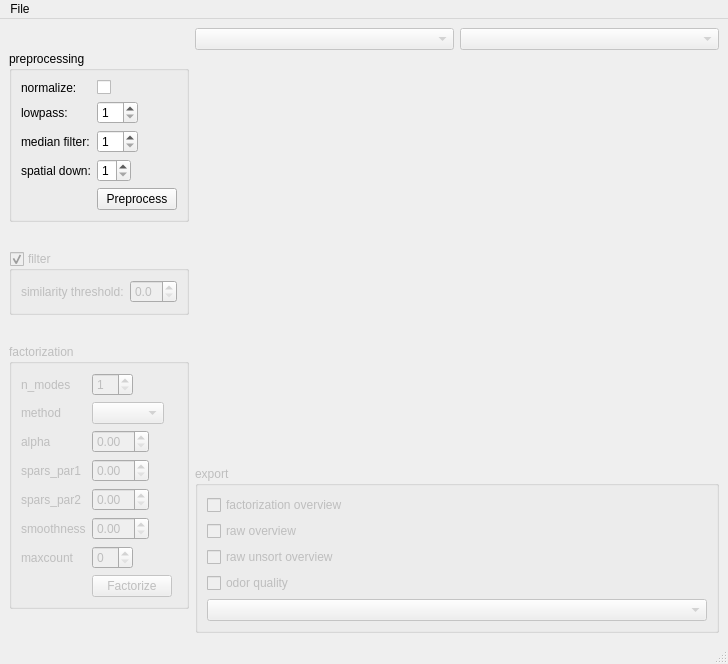
Before: the Qt Designer form main_gui/main_window.ui in dedan/DrosCalciumAnalyse, drawn with Qt 5.
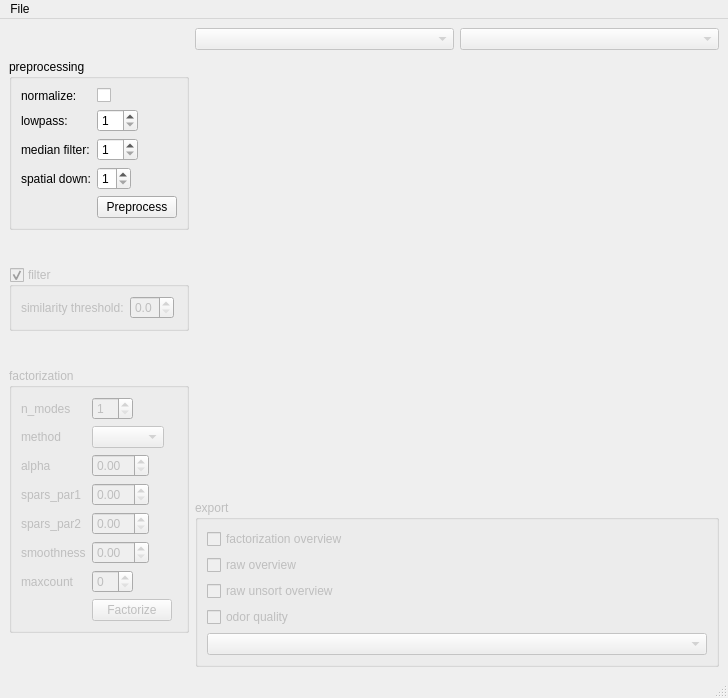
After: the same form once the commit is applied. Custom widgets are drawn as their Qt base class.

Commit message:
always recalculate the similarity filter for all sessions when spinner changes and replot
changes in the plot is now only a reaction to the filter mask in the plotting methods

Diff of the .ui file:
```diff
--- a/main_gui/main_window.ui
+++ b/main_gui/main_window.ui
@@ -7,7 +7,7 @@
     <x>0</x>
     <y>0</y>
     <width>728</width>
-    <height>664</height>
+    <height>698</height>
    </rect>
   </property>
   <property name="sizePolicy">
@@ -143,6 +143,9 @@
          <bool>true</bool>
         </property>
         <layout class="QFormLayout" name="formLayout_2">
+         <property name="fieldGrowthPolicy">
+          <enum>QFormLayout::FieldsStayAtSizeHint</enum>
+         </property>
          <item row="1" column="0">
           <widget class="QLabel" name="label_6">
            <property name="text">
```
The commit also changes 2 other files.
